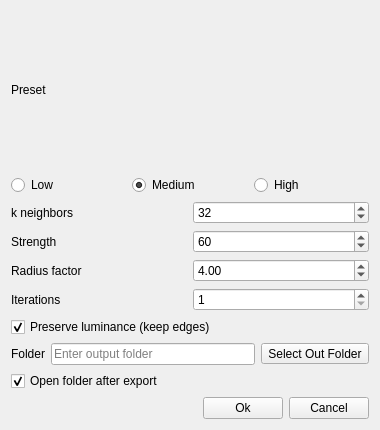
Old version of the form src/gui/forms/DialogColorDenoiseFilter.ui in the repository open-scan-crew/OpenScanTools.
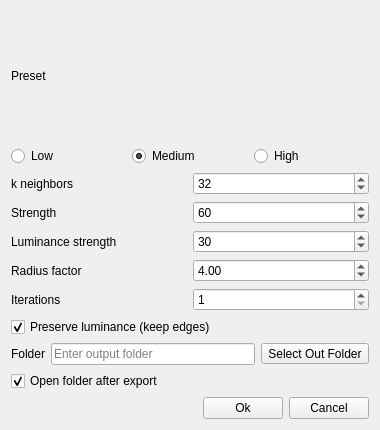
New version of the form. Icons and pictures are not drawn.

Commit message: Add luminance strength control to denoise filter (#293)

```diff
--- a/src/gui/forms/DialogColorDenoiseFilter.ui
+++ b/src/gui/forms/DialogColorDenoiseFilter.ui
@@ -105,13 +105,33 @@
       </widget>
      </item>
      <item row="2" column="0">
+      <widget class="QLabel" name="label_luminanceStrength">
+       <property name="text">
+        <string>Luminance strength</string>
+       </property>
+      </widget>
+     </item>
+     <item row="2" column="1">
+      <widget class="QSpinBox" name="spinBox_luminanceStrength">
+       <property name="minimum">
+        <number>0</number>
+       </property>
+       <property name="maximum">
+        <number>100</number>
+       </property>
+       <property name="value">
+        <number>30</number>
+       </property>
+      </widget>
+     </item>
+     <item row="3" column="0">
       <widget class="QLabel" name="label_radiusFactor">
        <property name="text">
         <string>Radius factor</string>
        </property>
       </widget>
      </item>
-     <item row="2" column="1">
+     <item row="3" column="1">
       <widget class="QDoubleSpinBox" name="doubleSpinBox_radiusFactor">
        <property name="minimum">
         <double>2.000000000000000</double>
@@ -127,14 +147,14 @@
        </property>
       </widget>
      </item>
-     <item row="3" column="0">
+     <item row="4" column="0">
       <widget class="QLabel" name="label_iterations">
        <property name="text">
         <string>Iterations</string>
        </property>
       </widget>
      </item>
-     <item row="3" column="1">
+     <item row="4" column="1">
       <widget class="QSpinBox" name="spinBox_iterations">
        <property name="minimum">
         <number>1</number>
```
The commit also changes 10 other files.
